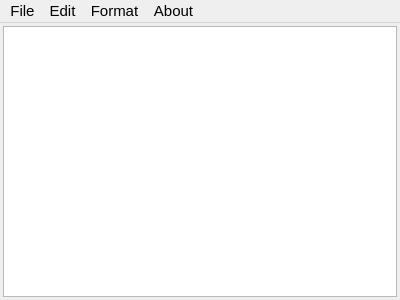
Before: the Qt Designer form notepad.ui in roman-zm/note2, drawn with Qt 5.
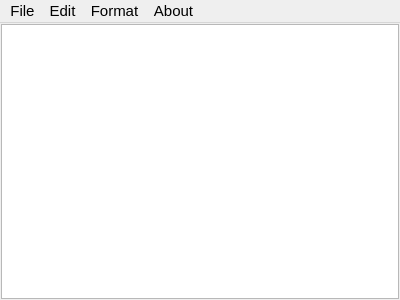
After: the same form once the commit is applied.

Patch:
```diff
--- a/notepad.ui
+++ b/notepad.ui
@@ -33,19 +33,19 @@
    </property>
    <layout class="QHBoxLayout" name="horizontalLayout">
     <property name="spacing">
-     <number>3</number>
+     <number>1</number>
     </property>
     <property name="leftMargin">
-     <number>3</number>
+     <number>1</number>
     </property>
     <property name="topMargin">
-     <number>3</number>
+     <number>1</number>
     </property>
     <property name="rightMargin">
-     <number>3</number>
+     <number>1</number>
     </property>
     <property name="bottomMargin">
-     <number>3</number>
+     <number>1</number>
     </property>
     <item>
      <widget class="QTextEdit" name="textEdit">
@@ -61,8 +61,8 @@
        <string>&lt;!DOCTYPE HTML PUBLIC &quot;-//W3C//DTD HTML 4.0//EN&quot; &quot;http://www.w3.org/TR/REC-html40/strict.dtd&quot;&gt;
 &lt;html&gt;&lt;head&gt;&lt;meta name=&quot;qrichtext&quot; content=&quot;1&quot; /&gt;&lt;style type=&quot;text/css&quot;&gt;
 p, li { white-space: pre-wrap; }
-&lt;/style&gt;&lt;/head&gt;&lt;body style=&quot; font-family:'Cantarell'; font-size:14pt; font-weight:400; font-style:normal;&quot;&gt;
-&lt;p style=&quot;-qt-paragraph-type:empty; margin-top:0px; margin-bottom:0px; margin-left:0px; margin-right:0px; -qt-block-indent:0; text-indent:0px; font-family:'MS Shell Dlg 2';&quot;&gt;&lt;br /&gt;&lt;/p&gt;&lt;/body&gt;&lt;/html&gt;</string>
+&lt;/style&gt;&lt;/head&gt;&lt;body style=&quot; font-family:'MS Shell Dlg 2'; font-size:14pt; font-weight:400; font-style:normal;&quot;&gt;
+&lt;p style=&quot;-qt-paragraph-type:empty; margin-top:0px; margin-bottom:0px; margin-left:0px; margin-right:0px; -qt-block-indent:0; text-indent:0px;&quot;&gt;&lt;br /&gt;&lt;/p&gt;&lt;/body&gt;&lt;/html&gt;</string>
       </property>
       <property name="tabStopWidth">
        <number>50</number>
```
Left out of the diff: 2 changed lines with no effect on the pictures.
